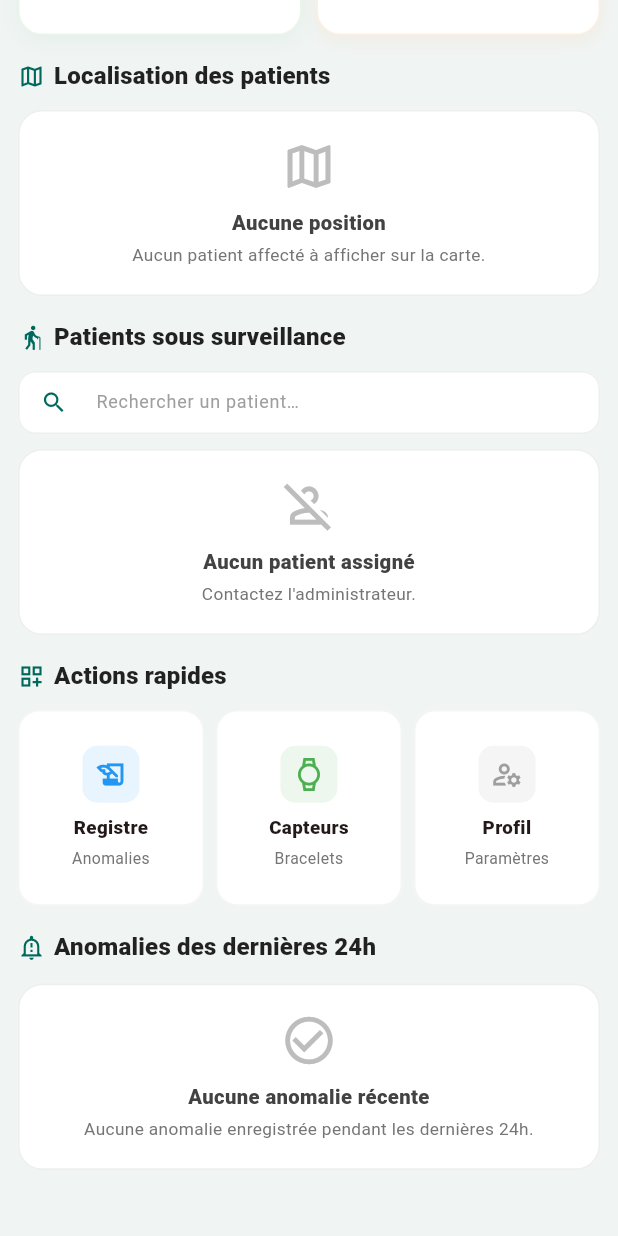
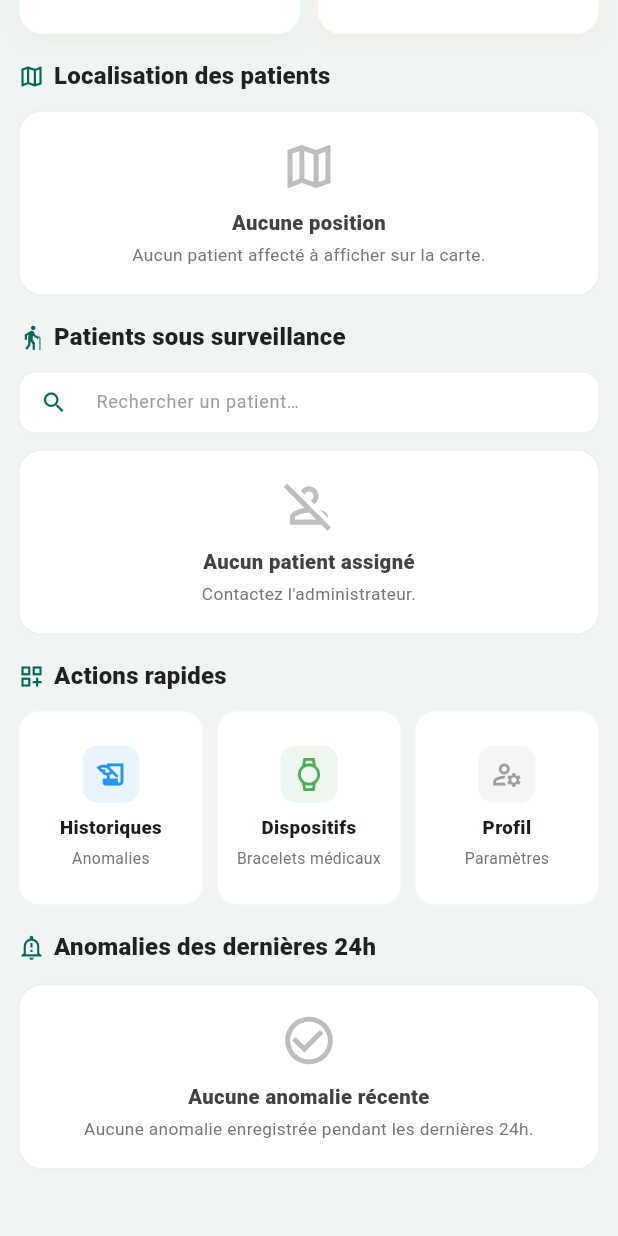
Before and after one commit to jawher2004/APP, a Flutter app: the screen it shows once a user with an empty profile is signed in, scrolled down 472 dp, on a phone screen of 412 x 824 dp. Run offline on Flutter 3.47's test engine with Material 3 defaults, Android fonts, the phone set to English and light mode, and no system bars; our stand-ins replace animate_do, cloud_firestore, firebase_auth, firebase_core, firebase_messaging, flutter_local_notifications and 3 more; missing offline and left inert: mqtt_client; accounts and stored records are empty; network calls fail.

Commit message:
amelioration d'interface

```diff
--- a/lib/screens/admin/admin_dashboard.dart
+++ b/lib/screens/admin/admin_dashboard.dart
@@ -278,7 +278,7 @@ class _AdminDashboardState extends State<AdminDashboard> {
             const Color(0xFF534AB7),
                 () => Navigator.push(context, MaterialPageRoute(builder: (_) => const ManageUsersScreen()))),
         const SizedBox(height: 8),
-        _buildMenuCard(context, 'Parc Capteurs', 'Dossiers patients et appareils', Icons.watch_rounded,
+        _buildMenuCard(context, 'Supervision des dispositifs', 'Dossiers patients et appareils', Icons.watch_rounded,
             const Color(0xFF00796B),
                 () => Navigator.push(context, MaterialPageRoute(builder: (_) => const AllBraceletsScreen()))),
         const SizedBox(height: 8),
--- a/lib/screens/soignant/soignant_dashboard.dart
+++ b/lib/screens/soignant/soignant_dashboard.dart
@@ -1454,7 +1454,7 @@ class _SoignantDashboardState extends State<SoignantDashboard>
               children: [
                 _buildMenuCard(
                   context,
-                  'Registre',
+                  'Historiques',
                   'Anomalies',
                   Icons.history_edu_outlined,
                   Colors.blue,
@@ -1467,8 +1467,8 @@ class _SoignantDashboardState extends State<SoignantDashboard>
                 ),
                 _buildMenuCard(
                   context,
-                  'Capteurs',
-                  'Bracelets',
+                  'Dispositifs ',
+                  'Bracelets médicaux',
                   Icons.watch_outlined,
                   Colors.green,
                       () => Navigator.push(
```
